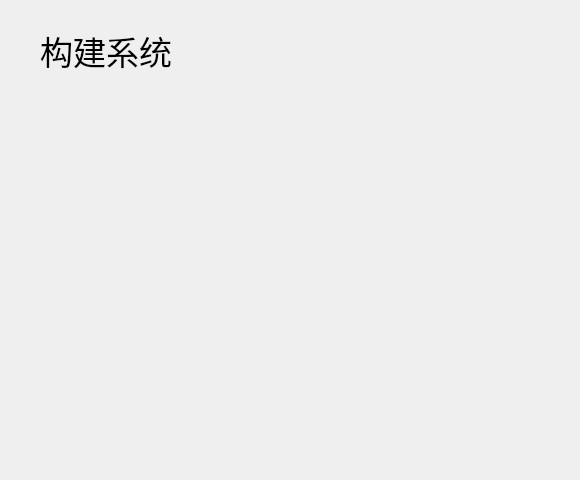
Before: the Qt Designer form NewQtUi/WorkProcessTab/WorkProcessTab.ui in AOSC-Archive/AOSC-LiveKit, drawn with Qt 5.
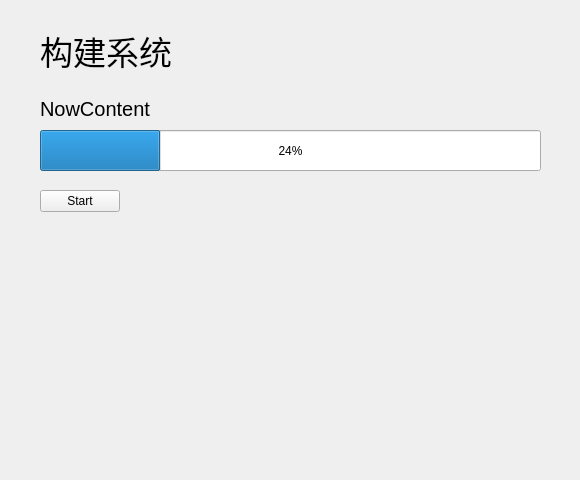
After: the same form once the commit is applied.

```diff
--- a/NewQtUi/WorkProcessTab/WorkProcessTab.ui
+++ b/NewQtUi/WorkProcessTab/WorkProcessTab.ui
@@ -31,6 +31,50 @@
     <string>构建系统</string>
    </property>
   </widget>
+  <widget class="QProgressBar" name="MainProcessBar">
+   <property name="geometry">
+    <rect>
+     <x>40</x>
+     <y>130</y>
+     <width>501</width>
+     <height>41</height>
+    </rect>
+   </property>
+   <property name="value">
+    <number>24</number>
+   </property>
+  </widget>
+  <widget class="QLabel" name="NowCOntentLabel">
+   <property name="geometry">
+    <rect>
+     <x>40</x>
+     <y>93</y>
+     <width>271</width>
+     <height>31</height>
+    </rect>
+   </property>
+   <property name="font">
+    <font>
+     <pointsize>15</pointsize>
+    </font>
+   </property>
+   <property name="text">
+    <string>NowContent</string>
+   </property>
+  </widget>
+  <widget class="QPushButton" name="StartButton">
+   <property name="geometry">
+    <rect>
+     <x>40</x>
+     <y>190</y>
+     <width>80</width>
+     <height>22</height>
+    </rect>
+   </property>
+   <property name="text">
+    <string>Start</string>
+   </property>
+  </widget>
  </widget>
  <resources/>
  <connections/>
```
